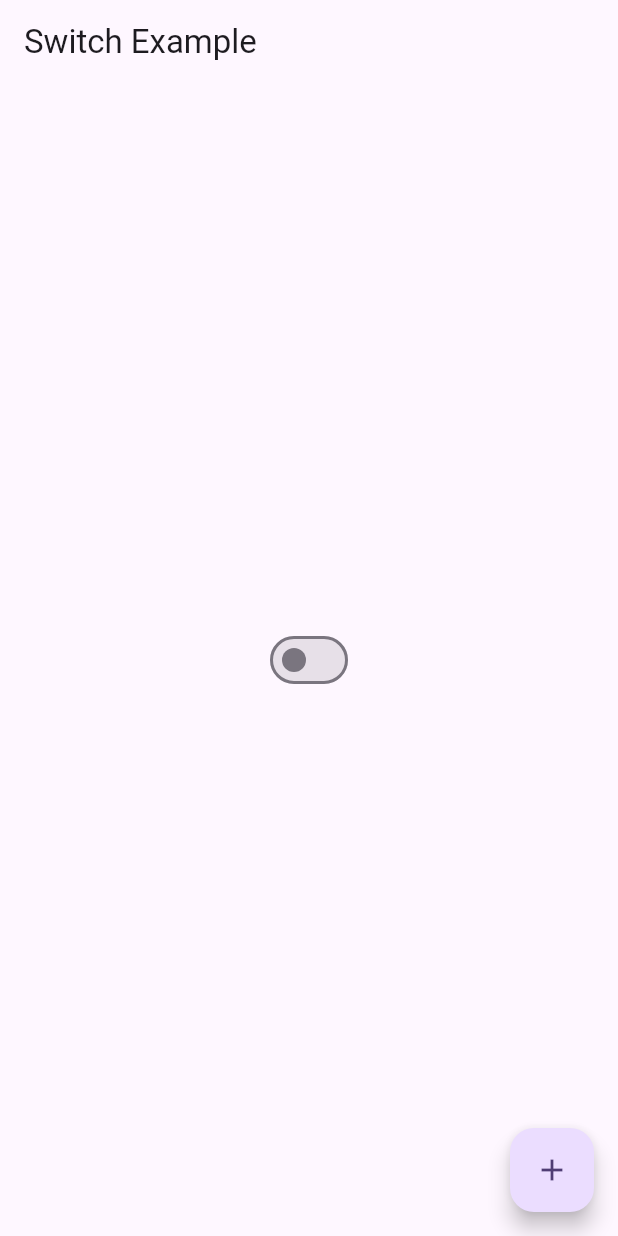
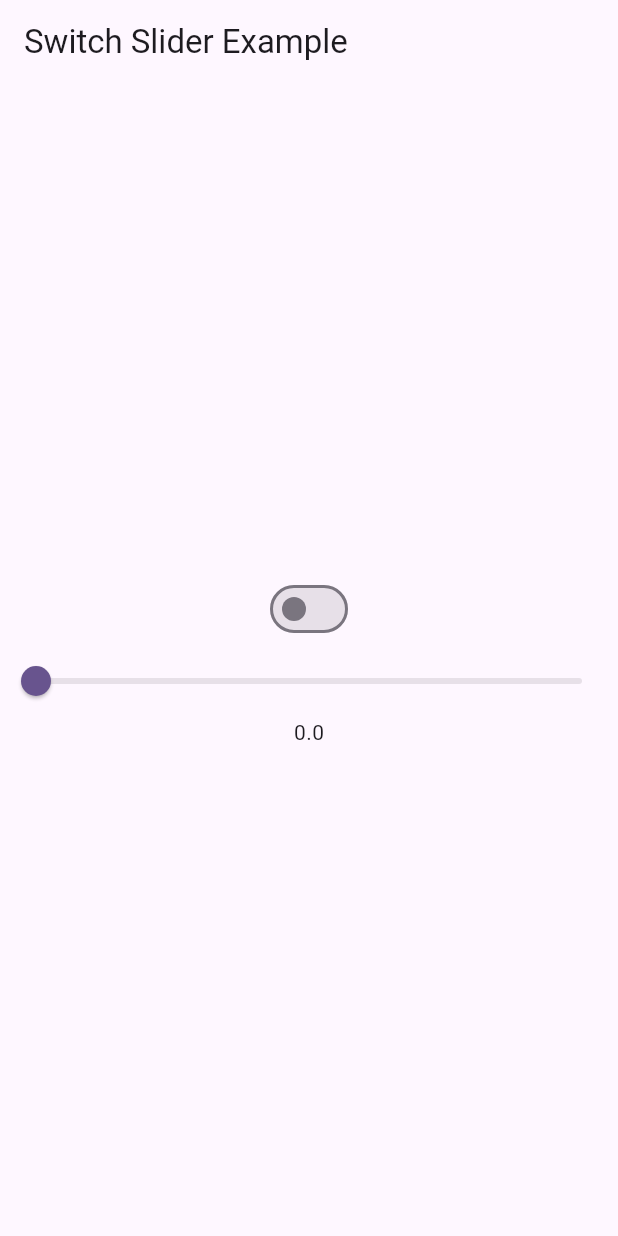
Before and after one commit to huzaifak08/GetX-Learning, a Flutter app: the screen it shows after launch, on a phone screen of 412 x 824 dp. Run offline on Flutter 3.47's test engine with Material 3 defaults, Android fonts, the phone set to English and light mode, and no system bars; our stand-ins replace get, get_storage.

Commit message:
Switch and Slider Allhamdullillah

```diff
--- a/lib/views/home/home_view.dart
+++ b/lib/views/home/home_view.dart
@@ -12,7 +12,7 @@ class HomeView extends StatelessWidget {
 
     return Scaffold(
       appBar: AppBar(
-        title: const Text('Switch Example'),
+        title: const Text('Switch Slider Example'),
       ),
       body: Center(
         child: Column(
@@ -26,12 +26,19 @@ class HomeView extends StatelessWidget {
                 },
               ),
             ),
+            Obx(
+              () => Slider(
+                value: homeViewModel.sliderVal.value,
+                onChanged: (val) {
+                  homeViewModel.sliderVal.value = val;
+                },
+              ),
+            ),
+            Obx(
+              () => Text(homeViewModel.sliderVal.value.toString()),
+            ),
           ],
         ),
-      ),
-      floatingActionButton: FloatingActionButton(
-        onPressed: () {},
-        child: const Icon(Icons.add),
       ),
     );
   }
--- a/lib/views/home/home_view_model.dart
+++ b/lib/views/home/home_view_model.dart
@@ -4,5 +4,12 @@ class HomeViewModel extends GetxController {
   final RxBool _isSwitched = false.obs;
   RxBool get isSwitched => _isSwitched;
 
+  RxDouble _sliderVal = 0.0.obs;
+  RxDouble get sliderVal => _sliderVal;
+
   void toggleSwitch() => _isSwitched.toggle();
+
+  void toggleSlider(RxDouble value) {
+    _sliderVal = value;
+  }
 }
```
